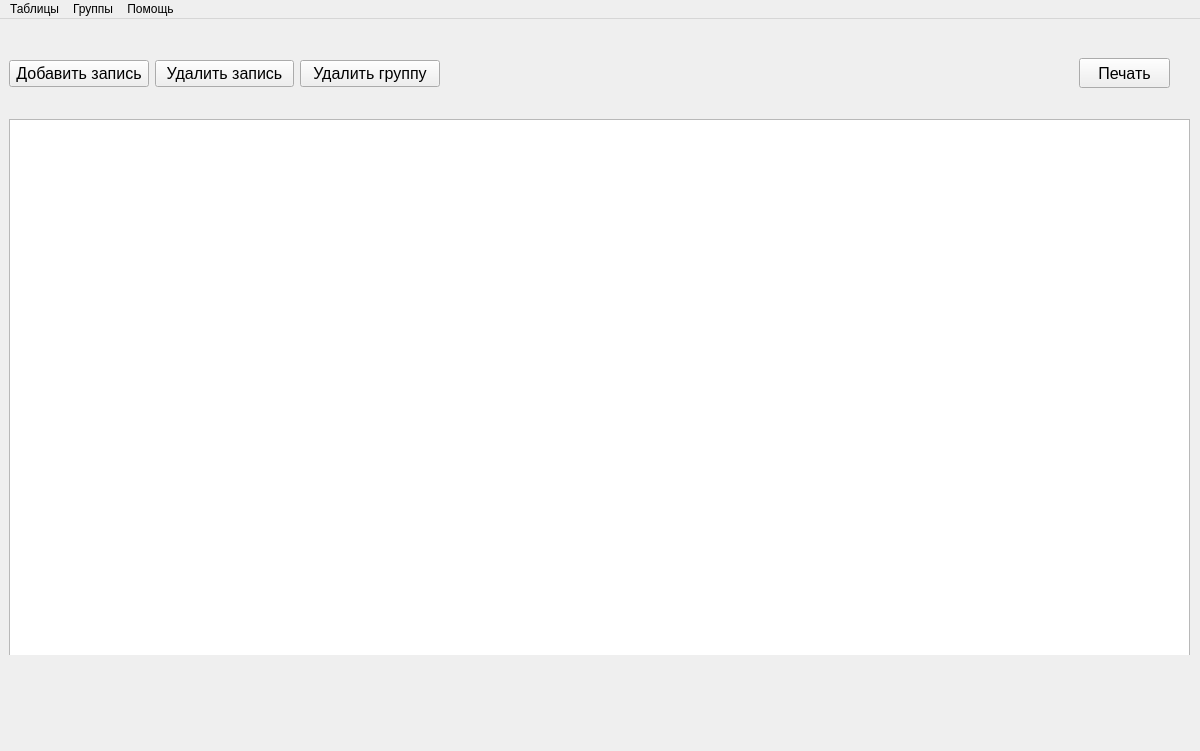
Above: ui/main.ui from came0987/dbms_mpei before the change. Below: the same form after it.
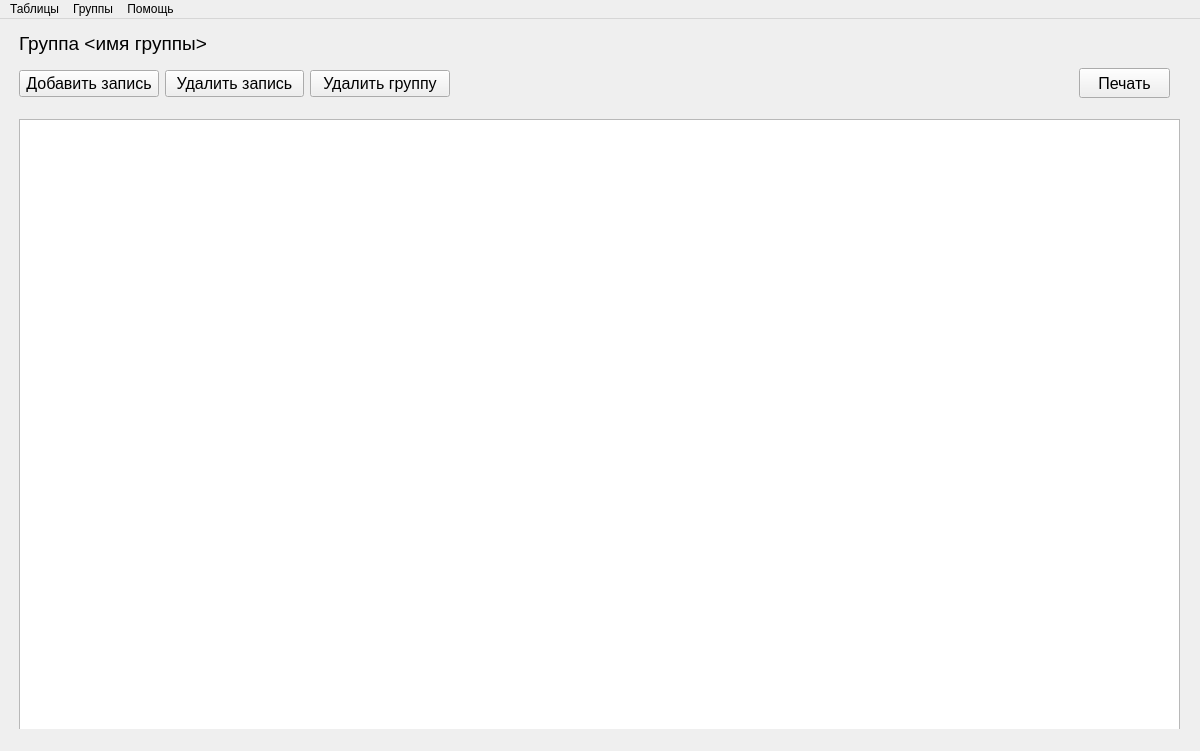
That is the form after the change. The open tabs and pages were chosen to show the change.

Commit message: ui: changes in main ui, add grnti,vuz create modal windows

```diff
--- a/ui/main.ui
+++ b/ui/main.ui
@@ -240,7 +240,7 @@
           <x>0</x>
           <y>0</y>
           <width>1181</width>
-          <height>627</height>
+          <height>701</height>
          </rect>
         </property>
         <property name="currentIndex">
@@ -298,10 +298,10 @@
          <widget class="QTableView" name="group_view_table">
           <property name="geometry">
            <rect>
-            <x>0</x>
+            <x>10</x>
             <y>91</y>
-            <width>1181</width>
-            <height>561</height>
+            <width>1161</width>
+            <height>611</height>
            </rect>
           </property>
          </widget>
@@ -309,7 +309,7 @@
           <property name="geometry">
            <rect>
             <x>1070</x>
-            <y>30</y>
+            <y>40</y>
             <width>91</width>
             <height>30</height>
            </rect>
@@ -326,8 +326,8 @@
          <widget class="QWidget" name="layoutWidget">
           <property name="geometry">
            <rect>
-            <x>0</x>
-            <y>20</y>
+            <x>10</x>
+            <y>30</y>
             <width>431</width>
             <height>51</height>
            </rect>
@@ -371,6 +371,24 @@
            </item>
           </layout>
          </widget>
+         <widget class="QLabel" name="label">
+          <property name="geometry">
+           <rect>
+            <x>10</x>
+            <y>0</y>
+            <width>201</width>
+            <height>31</height>
+           </rect>
+          </property>
+          <property name="font">
+           <font>
+            <pointsize>14</pointsize>
+           </font>
+          </property>
+          <property name="text">
+           <string>Группа &lt;имя группы&gt;</string>
+          </property>
+         </widget>
         </widget>
        </widget>
       </widget>
```
Left out of the diff: 46 changed lines with no effect on the pictures. The commit also changes 5 other files.
